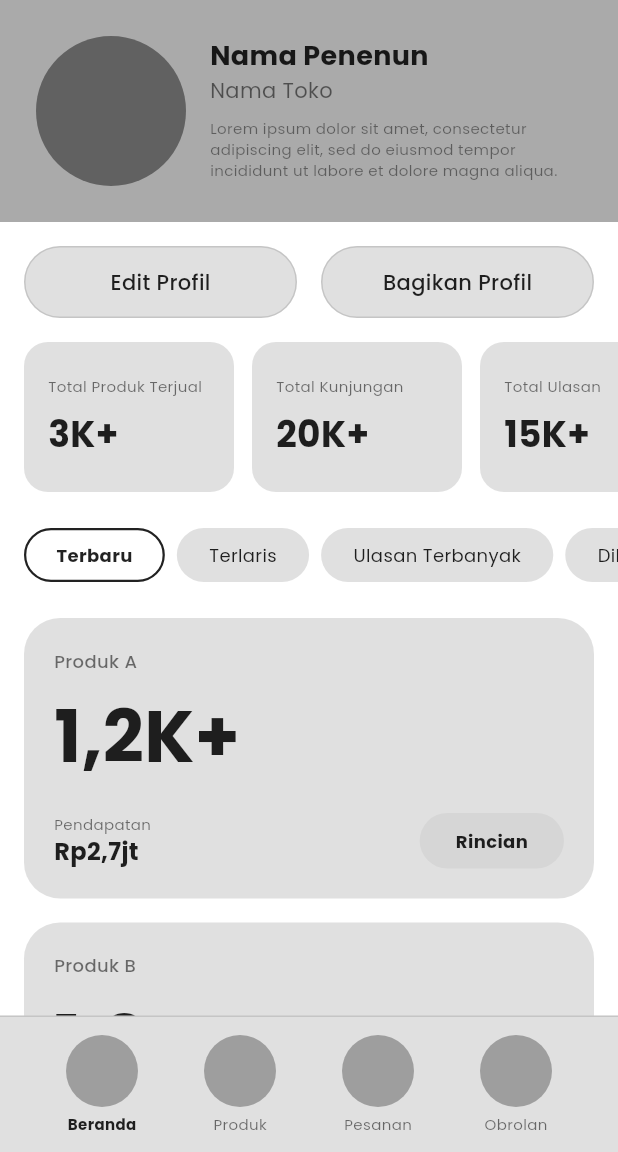
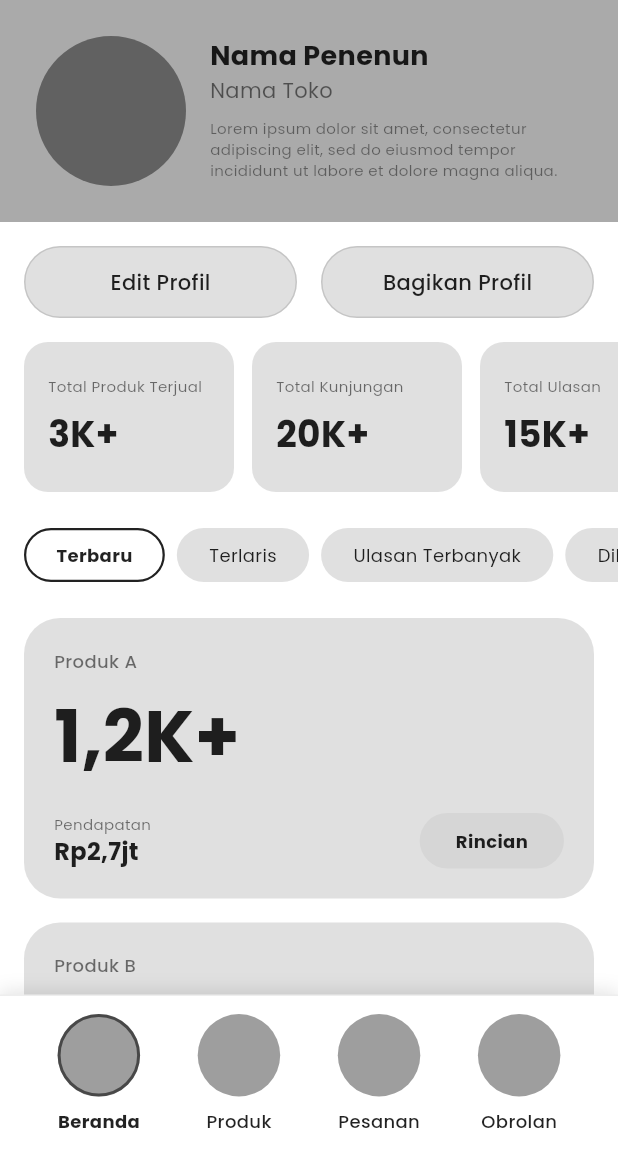
Before and after one commit to zyzzlegiggle/tenunku, a Flutter app: the SellerHomePage screen opened by its route, on a phone screen of 412 x 824 dp, the part 84-1236 px from its top. Run offline on Flutter 3.47's test engine with Material 3 defaults, Android fonts, the phone set to English and light mode, and no system bars; our stand-ins replace go_router, google_fonts.

Commit message:
edit profile seller

```diff
--- a/lib/features/home/presentation/pages/seller_home_page.dart
+++ b/lib/features/home/presentation/pages/seller_home_page.dart
@@ -1,5 +1,6 @@
 import 'package:flutter/material.dart';
 import 'package:google_fonts/google_fonts.dart';
+import 'package:go_router/go_router.dart';
 
 class SellerHomePage extends StatefulWidget {
   const SellerHomePage({super.key});
@@ -29,7 +30,9 @@ class _SellerHomePageState extends State<SellerHomePage> {
         actions: [
           IconButton(
             icon: const Icon(Icons.settings_outlined, color: Color(0xFF757575)),
-            onPressed: () {},
+            onPressed: () {
+              // Add a settings navigation if needed
+            },
           ),
         ],
       ),
@@ -97,7 +100,12 @@ class _SellerHomePageState extends State<SellerHomePage> {
               padding: const EdgeInsets.all(16.0),
               child: Row(
                 children: [
-                  Expanded(child: _buildActionButton('Edit Profil')),
+                  Expanded(
+                    child: _buildActionButton(
+                      'Edit Profil',
+                      () => context.push('/seller/edit-profile'),
+                    ),
+                  ),
                   const SizedBox(width: 16),
                   Expanded(child: _buildActionButton('Bagikan Profil')),
                 ],
@@ -158,8 +166,16 @@ class _SellerHomePageState extends State<SellerHomePage> {
       bottomNavigationBar: Container(
         padding: const EdgeInsets.symmetric(vertical: 12),
         decoration: const BoxDecoration(
-          color: Color(0xFFE0E0E0), // Light grey footer bg
-          border: Border(top: BorderSide(color: Colors.black12)),
+          color: Colors
+              .white, // Matches the lighter/white background in screenshot
+          border: Border(top: BorderSide(color: Color(0xFFEEEEEE), width: 1)),
+          boxShadow: [
+            BoxShadow(
+              color: Colors.black12,
+              blurRadius: 10,
+              offset: Offset(0, -2),
+            ),
+          ],
         ),
         child: Row(
           mainAxisAlignment: MainAxisAlignment.spaceEvenly,
@@ -174,8 +190,10 @@ class _SellerHomePageState extends State<SellerHomePage> {
     );
   }
 
-  Widget _buildActionButton(String label) {
-    return Container(
+  Widget _buildActionButton(String label, [VoidCallback? onTap]) {
+    return GestureDetector(
+      onTap: onTap,
+      child: Container(
         height: 48,
         alignment: Alignment.center,
         decoration: BoxDecoration(
@@ -188,6 +206,7 @@ class _SellerHomePageState extends State<SellerHomePage> {
           style: GoogleFonts.poppins(
             fontWeight: FontWeight.w500,
             color: Colors.black87,
+          ),
         ),
       ),
     );
@@ -329,30 +348,40 @@ class _SellerHomePageState extends State<SellerHomePage> {
 
   Widget _buildNavItem(String label, int index) {
     final bool isActive = _currentIndex == index;
+    // In the screenshot, all circles are solid grey.
+    // We'll mimic that, maybe making the active one slightly darker or just relying on text/user perception.
+    // The screenshot shows large grey circles.
+
     return GestureDetector(
       onTap: () => setState(() => _currentIndex = index),
+      child: Container(
+        color: Colors.transparent, // Hit test target
         child: Column(
           mainAxisSize: MainAxisSize.min,
           children: [
             Container(
-            width: 48,
-            height: 48,
-            decoration: const BoxDecoration(
-              color: Color(0xFF9E9E9E), // Darker grey circle for icons
+              width: 55, // Slightly larger to match the dominant look
+              height: 55,
+              decoration: BoxDecoration(
+                color: const Color(0xFF9E9E9E), // Standard solid grey circle
                 shape: BoxShape.circle,
+                border: isActive
+                    ? Border.all(color: Colors.black54, width: 2)
+                    : null, // Subtle active indicator
               ),
             ),
-          const SizedBox(height: 4),
+            const SizedBox(height: 8),
             Text(
               label,
               style: GoogleFonts.poppins(
-              fontSize: 10,
-              color: isActive ? Colors.black87 : Colors.black54,
-              fontWeight: isActive ? FontWeight.bold : FontWeight.normal,
+                fontSize: 12, // Slightly larger text
+                color: Colors.black87,
+                fontWeight: isActive ? FontWeight.bold : FontWeight.w500,
               ),
             ),
           ],
         ),
+      ),
     );
   }
 }
--- a/lib/router.dart
+++ b/lib/router.dart
@@ -5,6 +5,7 @@ import 'features/auth/presentation/pages/register_page.dart';
 import 'features/auth/presentation/pages/otp_page.dart';
 import 'features/home/presentation/pages/home_page.dart';
 import 'features/home/presentation/pages/seller_home_page.dart';
+import 'features/home/presentation/pages/edit_profile_page.dart';
 
 final router = GoRouter(
   initialLocation: '/',
@@ -21,5 +22,9 @@ final router = GoRouter(
       path: '/seller-home',
       builder: (context, state) => const SellerHomePage(),
     ),
+    GoRoute(
+      path: '/seller/edit-profile',
+      builder: (context, state) => const EditProfilePage(),
+    ),
   ],
 );
```
Also changed, not shown: lib/features/home/presentation/pages/edit_profile_page.dart (added, +364 -0 lines). Lines whose indentation alone changed are shown as unchanged.
